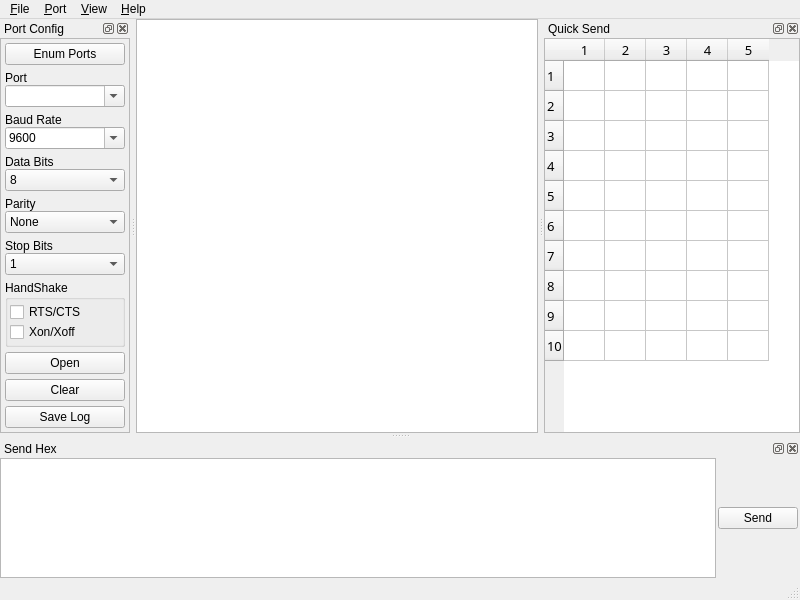
Qt form gui_qt5/mainwindow.ui (gamesun/UartVide) before a commit.
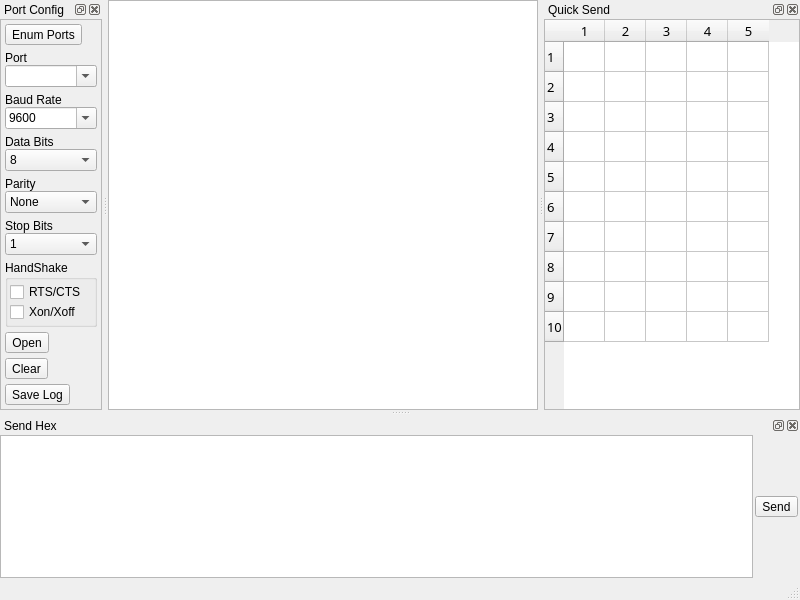
The same form after that commit. Custom widgets are drawn as their Qt base class.

```diff
--- a/gui_qt5/mainwindow.ui
+++ b/gui_qt5/mainwindow.ui
@@ -87,54 +87,6 @@
    <property name="nativeMenuBar">
     <bool>true</bool>
    </property>
-   <widget class="QMenu" name="menuFile">
-    <property name="title">
-     <string notr="true">&amp;File</string>
-    </property>
-    <addaction name="actionOpen_Cmd_File"/>
-    <addaction name="separator"/>
-    <addaction name="actionSave_Log"/>
-    <addaction name="separator"/>
-    <addaction name="actionExit"/>
-   </widget>
-   <widget class="QMenu" name="menuPort">
-    <property name="title">
-     <string notr="true">&amp;Port</string>
-    </property>
-    <addaction name="actionOpen"/>
-    <addaction name="actionClose"/>
-   </widget>
-   <widget class="QMenu" name="menuView">
-    <property name="title">
-     <string notr="true">&amp;View</string>
-    </property>
-    <widget class="QMenu" name="menuReceive_View">
-     <property name="title">
-      <string notr="true">Receive View</string>
-     </property>
-     <addaction name="actionAscii"/>
-     <addaction name="actionHex_lowercase"/>
-     <addaction name="actionHEX_UPPERCASE"/>
-    </widget>
-    <addaction name="actionPort_Config_Panel"/>
-    <addaction name="actionQuick_Send_Panel"/>
-    <addaction name="actionSend_Hex_Panel"/>
-    <addaction name="separator"/>
-    <addaction name="actionLocal_Echo"/>
-    <addaction name="menuReceive_View"/>
-    <addaction name="actionAlways_On_Top"/>
-   </widget>
-   <widget class="QMenu" name="menuHelp">
-    <property name="title">
-     <string notr="true">&amp;Help</string>
-    </property>
-    <addaction name="actionAbout"/>
-    <addaction name="actionAbout_Qt"/>
-   </widget>
-   <addaction name="menuFile"/>
-   <addaction name="menuPort"/>
-   <addaction name="menuView"/>
-   <addaction name="menuHelp"/>
   </widget>
   <widget class="QStatusBar" name="statusbar"/>
   <widget class="QDockWidget" name="dockWidget_PortConfig">
@@ -203,7 +155,7 @@
            <number>1</number>
           </property>
           <item>
-           <widget class="QPushButton" name="btnEnumPorts">
+           <widget class="QToolButton" name="btnEnumPorts">
             <property name="text">
              <string notr="true">Enum Ports</string>
             </property>
@@ -233,12 +185,6 @@
           </item>
           <item>
            <widget class="QComboBox" name="cmbPort">
-            <property name="minimumSize">
-             <size>
-              <width>120</width>
-              <height>0</height>
-             </size>
-            </property>
             <property name="editable">
              <bool>true</bool>
             </property>
@@ -668,7 +614,7 @@
            </spacer>
           </item>
           <item>
-           <widget class="QPushButton" name="btnOpen">
+           <widget class="QToolButton" name="btnOpen">
             <property name="enabled">
              <bool>true</bool>
             </property>
@@ -694,7 +640,7 @@
            </spacer>
           </item>
           <item>
-           <widget class="QPushButton" name="btnClear">
+           <widget class="QToolButton" name="btnClear">
             <property name="text">
              <string notr="true">Clear</string>
             </property>
@@ -717,7 +663,7 @@
            </spacer>
           </item>
           <item>
-           <widget class="QPushButton" name="btnSaveLog">
+           <widget class="QToolButton" name="btnSaveLog">
             <property name="text">
              <string notr="true">Save Log</string>
             </property>
@@ -780,7 +726,7 @@
         <widget class="QTextEdit" name="txtEdtInput"/>
        </item>
        <item>
-        <widget class="QPushButton" name="btnSendHex">
+        <widget class="QToolButton" name="btnSendHex">
          <property name="text">
           <string notr="true">Send</string>
          </property>
```
